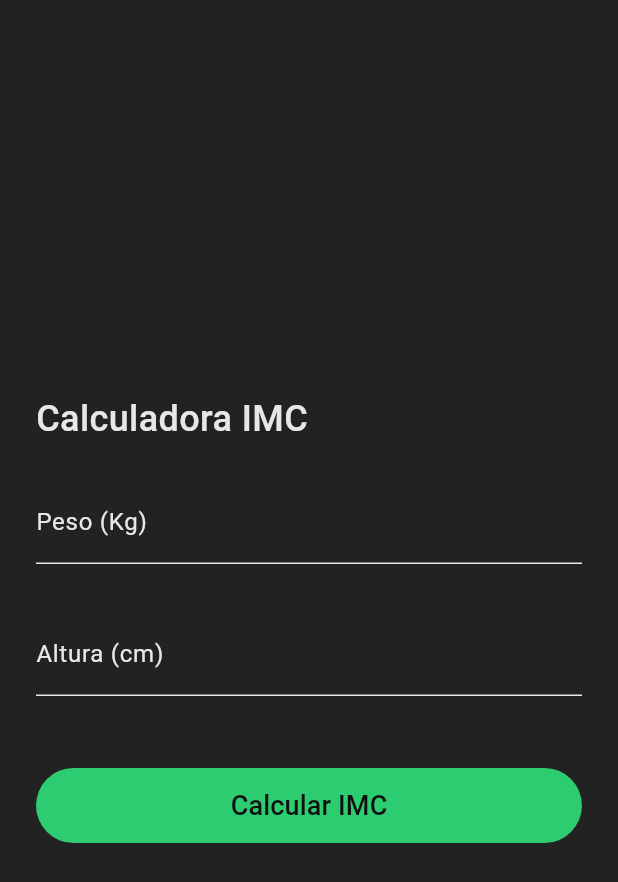
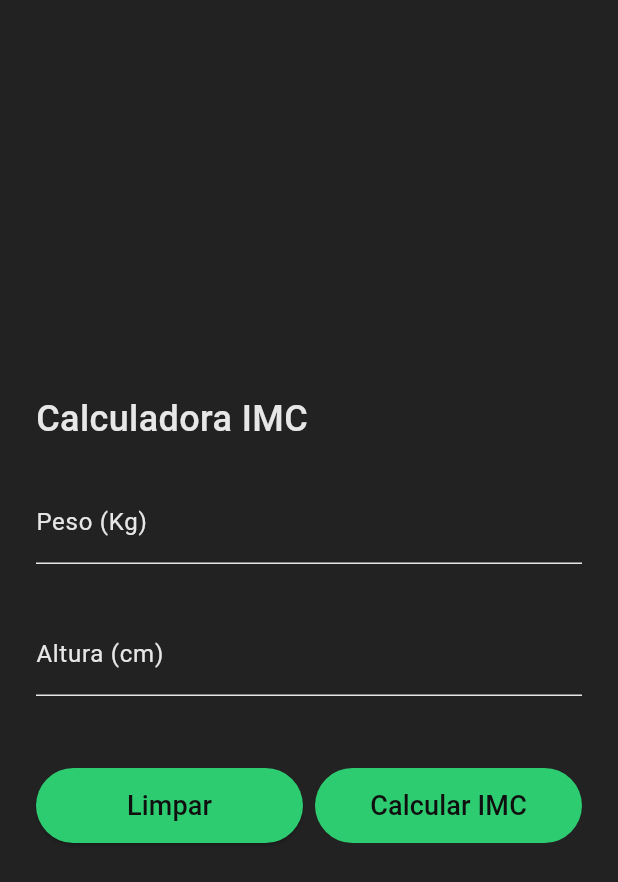
Before and after one commit to devnatanaelsantos/imc_app, a Flutter app: the screen it shows after launch, on a phone screen of 412 x 824 dp. Shown: the top 882 px of the screen. Run offline on Flutter 3.47's test engine with Material 3 defaults, Android fonts, the phone set to English and light mode, and no system bars.

Commit message:
feat: adicinei um botão para limpar os campos de peso e altura

```diff
--- a/lib/controllers/imc_controller.dart
+++ b/lib/controllers/imc_controller.dart
@@ -73,4 +73,9 @@ class ImcController {
     }
     return 'Obesidade grau III = (IMC acima de 40)';
   }
+
+  clearCampos() {
+    pesoController.clear();
+    alturaController.clear();
+  }
 }
--- a/lib/views/imc_page.dart
+++ b/lib/views/imc_page.dart
@@ -1,8 +1,8 @@
 import 'package:app_imc/controllers/imc_controller.dart';
 import 'package:app_imc/models/imc_model.dart';
-import 'package:app_imc/widgets/alert_item_imc.dart';
-import 'package:app_imc/widgets/alert_title_imc.dart';
-import 'package:app_imc/widgets/menssagem_imc.dart';
+import 'package:app_imc/widgets/imc_alert_item.dart';
+import 'package:app_imc/widgets/imc_alert_title.dart';
+import 'package:app_imc/widgets/imc_menssagem.dart';
 import 'package:flutter/material.dart';
 
 class ImcPage extends StatefulWidget {
@@ -104,6 +104,30 @@ class _ImcPageState extends State<ImcPage> {
             ),
             Row(
               children: [
+                Expanded(
+                  child: SizedBox(
+                    height: 50,
+                    child: ElevatedButton(
+                      onPressed: () {
+                        imcController.clearCampos();
+                      },
+                      style: ButtonStyle(
+                        backgroundColor: MaterialStateProperty.all<Color>(
+                            const Color(0xFF2ECC71)),
+                      ),
+                      child: const Text(
+                        'Limpar',
+                        style: TextStyle(
+                            color: Color(0xFF0F0F0F),
+                            fontSize: 18,
+                            fontWeight: FontWeight.w500),
+                      ),
+                    ),
+                  ),
+                ),
+                const SizedBox(
+                  width: 8,
+                ),
                 Expanded(
                   child: SizedBox(
                     height: 50,
```
Also changed, not shown: pubspec.lock, 1 other file.
